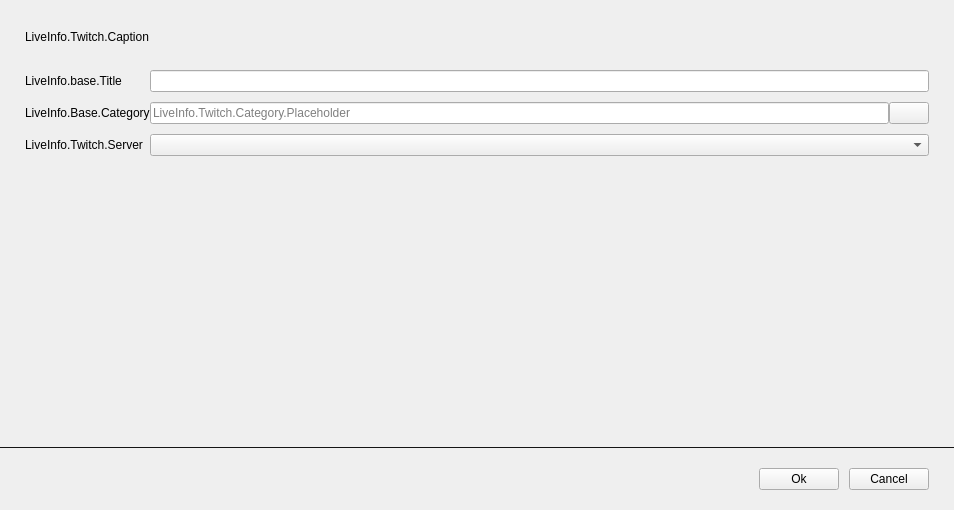
This is src/prism/main/PLSPlatformApi/twitch/PLSLiveInfoTwitch.ui in naver/prism-live-studio as Qt 5 draws it before an edit. The edited form follows.
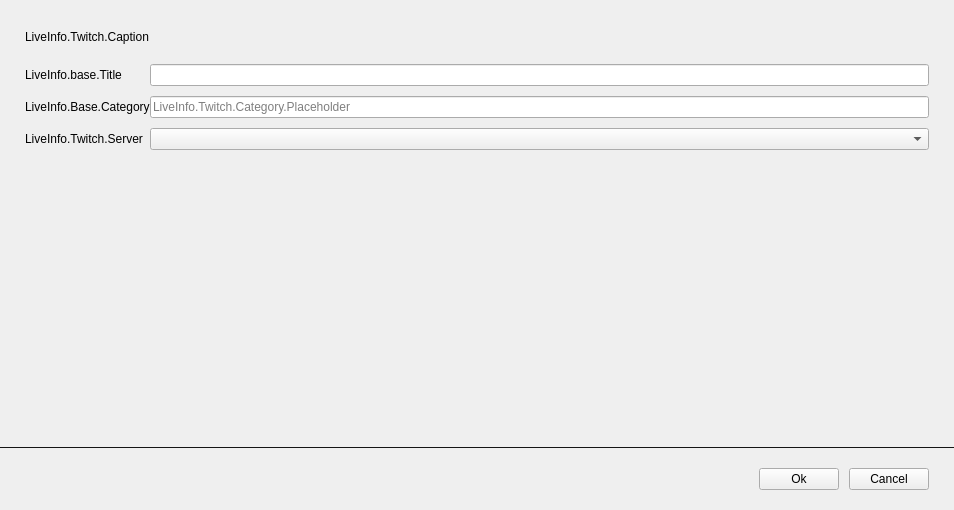
This is the edited form. Custom widgets are drawn as their Qt base class.

The edit to the form file:
```diff
--- a/src/prism/main/PLSPlatformApi/twitch/PLSLiveInfoTwitch.ui
+++ b/src/prism/main/PLSPlatformApi/twitch/PLSLiveInfoTwitch.ui
@@ -30,6 +30,17 @@
     <number>0</number>
    </property>
    <item>
+    <layout class="QHBoxLayout" name="horizontalLayout_3">
+     <property name="spacing">
+      <number>0</number>
+     </property>
+     <property name="leftMargin">
+      <number>25</number>
+     </property>
+     <property name="bottomMargin">
+      <number>0</number>
+     </property>
+     <item>
     <widget class="QLabel" name="labelCaption">
      <property name="text">
       <string>LiveInfo.Twitch.Caption</string>
@@ -37,10 +48,9 @@
      <property name="alignment">
       <set>Qt::AlignLeading|Qt::AlignLeft|Qt::AlignVCenter</set>
      </property>
-     <property name="indent">
-      <number>25</number>
-     </property>
-    </widget>
+      </widget>
+     </item>
+    </layout>
    </item>
    <item>
     <spacer name="verticalSpacer_2">
@@ -53,7 +63,7 @@
      <property name="sizeHint" stdset="0">
       <size>
        <width>20</width>
-       <height>26</height>
+       <height>20</height>
       </size>
      </property>
     </spacer>
@@ -100,9 +110,13 @@
       </widget>
      </item>
      <item row="1" column="1">
-      <layout class="QHBoxLayout" name="horizontalLayout_2">
-       <item>
         <widget class="QLineEdit" name="lineEditCategory">
+       <property name="sizePolicy">
+        <sizepolicy hsizetype="Preferred" vsizetype="Fixed">
+         <horstretch>0</horstretch>
+         <verstretch>0</verstretch>
+        </sizepolicy>
+       </property>
          <property name="maximumSize">
           <size>
            <width>16777215</width>
@@ -117,23 +131,14 @@
          </property>
         </widget>
        </item>
-       <item>
-        <widget class="QPushButton" name="pushButtonSearch">
-         <property name="focusPolicy">
-          <enum>Qt::NoFocus</enum>
-         </property>
-         <property name="styleSheet">
-          <string notr="true"/>
-         </property>
-         <property name="text">
-          <string/>
-         </property>
-        </widget>
-       </item>
-      </layout>
-     </item>
      <item row="0" column="1">
       <widget class="QLineEdit" name="lineEditTitle">
+       <property name="sizePolicy">
+        <sizepolicy hsizetype="Expanding" vsizetype="Fixed">
+         <horstretch>0</horstretch>
+         <verstretch>0</verstretch>
+        </sizepolicy>
+       </property>
        <property name="maximumSize">
         <size>
          <width>16777215</width>
```
Left out of the diff: 14 changed lines with no effect on the pictures. Lines whose indentation alone changed are shown as unchanged.
